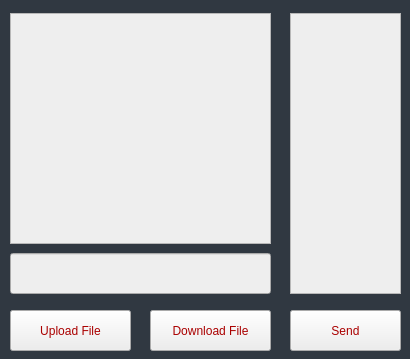
This is ChatApplicationClient/roomchat.ui in enesdurmus/ChatApplication-With-QT as Qt 5 draws it before an edit. The edited form follows.
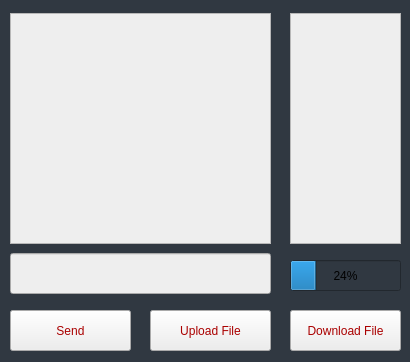
This is the edited form.

Commit message: download progress bar added

```diff
--- a/ChatApplicationClient/roomchat.ui
+++ b/ChatApplicationClient/roomchat.ui
@@ -7,7 +7,7 @@
     <x>0</x>
     <y>0</y>
     <width>410</width>
-    <height>359</height>
+    <height>362</height>
    </rect>
   </property>
   <property name="windowTitle">
@@ -22,7 +22,7 @@
      <x>290</x>
      <y>13</y>
      <width>111</width>
-     <height>281</height>
+     <height>231</height>
     </rect>
    </property>
    <property name="styleSheet">
@@ -88,9 +88,9 @@
   <widget class="QPushButton" name="sendButton">
    <property name="geometry">
     <rect>
-     <x>290</x>
+     <x>10</x>
      <y>310</y>
-     <width>111</width>
+     <width>121</width>
      <height>41</height>
     </rect>
    </property>
@@ -106,9 +106,9 @@
   <widget class="QPushButton" name="downloadButton">
    <property name="geometry">
     <rect>
-     <x>150</x>
+     <x>290</x>
      <y>310</y>
-     <width>121</width>
+     <width>111</width>
      <height>41</height>
     </rect>
    </property>
@@ -124,7 +124,7 @@
   <widget class="QPushButton" name="uploadFileButton">
    <property name="geometry">
     <rect>
-     <x>10</x>
+     <x>150</x>
      <y>310</y>
      <width>121</width>
      <height>41</height>
@@ -139,6 +139,19 @@
     <string>Upload File</string>
    </property>
   </widget>
+  <widget class="QProgressBar" name="downloadProgressBar">
+   <property name="geometry">
+    <rect>
+     <x>290</x>
+     <y>260</y>
+     <width>111</width>
+     <height>31</height>
+    </rect>
+   </property>
+   <property name="value">
+    <number>24</number>
+   </property>
+  </widget>
  </widget>
  <resources/>
  <connections/>
```
The commit also changes 11 other files.
